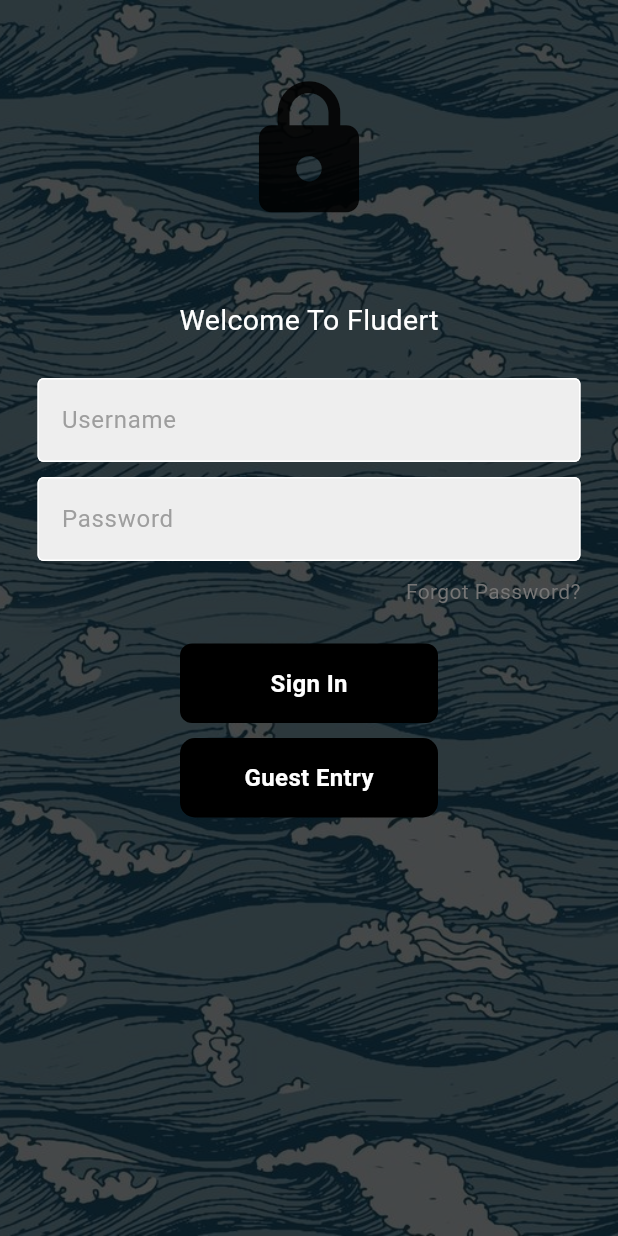
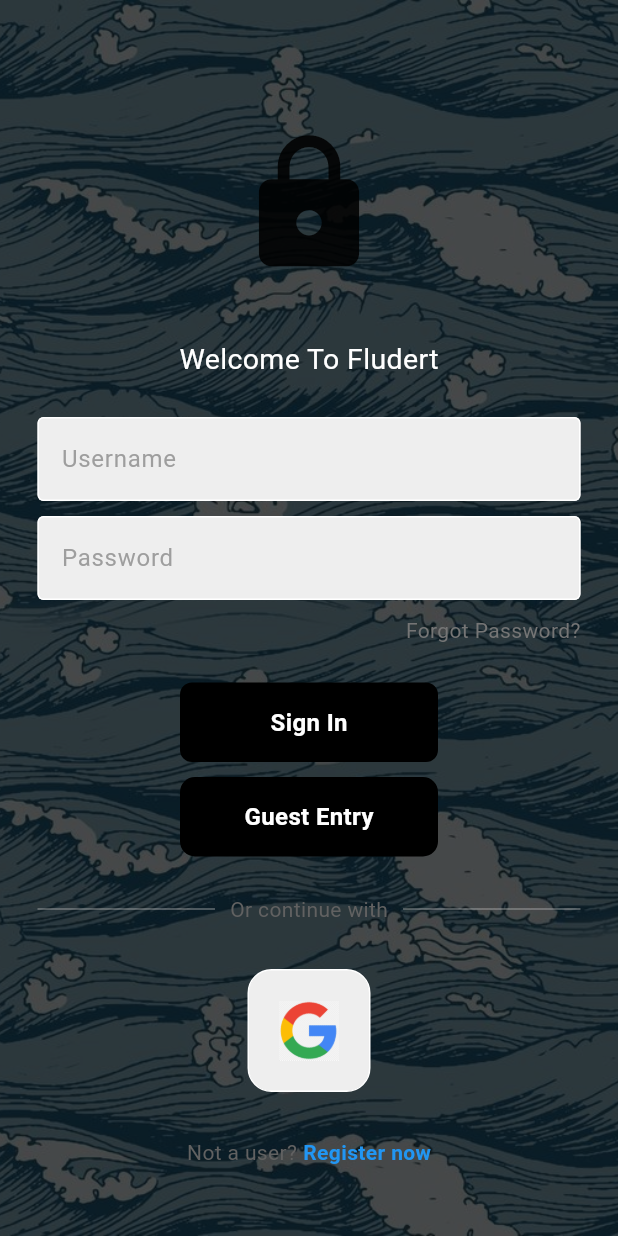
Before and after one commit to Dinath01/Fludert, a Flutter app: the screen it shows after launch, on a phone screen of 412 x 824 dp. Run offline on Flutter 3.47's test engine with Material 3 defaults, Android fonts, the phone set to English and light mode, and no system bars; Roboto replaces fonts that are missing (UnderTheWeather).

Commit message:
sign from google UI added
done some modifications to the existing UI. added sign in from google account and register user in UI

```diff
--- a/lib/assets/sign_button.dart
+++ b/lib/assets/sign_button.dart
@@ -10,13 +10,13 @@ class SignButton extends StatelessWidget {
     return GestureDetector(
       onTap: onTap,
       child: Container(
-        padding: EdgeInsets.all(15),
-        margin: EdgeInsets.symmetric(horizontal: 120),
+        padding: const EdgeInsets.all(15),
+        margin: const EdgeInsets.symmetric(horizontal: 120),
         decoration: BoxDecoration(
           color: Colors.black,
           borderRadius: BorderRadius.circular(8),
         ),
-        child: Center(
+        child: const Center(
           child: Text(
             "Sign In",
             style: TextStyle(
--- /dev/null
+++ b/lib/assets/square_tile.dart
@@ -0,0 +1,25 @@
+import 'package:flutter/material.dart';
+
+class SquareTile extends StatelessWidget {
+  final String imagePath;
+  const SquareTile({
+    super.key,
+    required this.imagePath,
+    });
+
+  @override
+  Widget build(BuildContext context) {
+    return Container(
+      padding: EdgeInsets.all(20),
+      decoration: BoxDecoration(
+        border: Border.all(color: Colors.white),
+        borderRadius: BorderRadius.circular(16),
+        color: Colors.grey[200],
+      ),
+      child: Image.asset(
+        imagePath,
+        height: 40,
+        ),
+    );
+  }
+}
--- a/lib/pages/login_page.dart
+++ b/lib/pages/login_page.dart
@@ -1,10 +1,13 @@
 import 'package:fludert/assets/auth_txtfields.dart';
 import 'package:fludert/assets/guest_log.dart';
 import 'package:fludert/assets/sign_button.dart';
+import 'package:fludert/assets/square_tile.dart';
 import 'package:flutter/material.dart';
 
 class LoginPage extends StatelessWidget {
   LoginPage ({super.key});
+
+  //text edditting controllers
 
   final usernameController = TextEditingController();
   final passwordController = TextEditingController();
@@ -27,17 +30,20 @@ class LoginPage extends StatelessWidget {
           child: SafeArea(
             child: Center(
               child: Column(
+                mainAxisAlignment: MainAxisAlignment.center,
                 children: [
-                  const SizedBox(height: 50),
+                  const SizedBox(height: 40),
 
-                  Icon(
+                  // logo
+                  const Icon(
                     Icons.lock,
                     size: 100,
                   ),
 
-                  const SizedBox(height: 50),
+                  const SizedBox(height: 40),
 
-                  Text(
+                  // welcome text
+                  const Text(
                     "Welcome To Fludert",
                     style: TextStyle(
                       color: Colors.white,
@@ -48,6 +54,8 @@ class LoginPage extends StatelessWidget {
 
                   const SizedBox(height: 25,),
 
+                  //user name text field
+
                   AuthTxtField(
                     controller: usernameController,
                     hintText: "Username",
@@ -56,6 +64,8 @@ class LoginPage extends StatelessWidget {
 
                   const SizedBox(height: 10),
 
+                  //password text field
+
                   AuthTxtField(
                     controller: passwordController,
                     hintText: "Password",
@@ -63,6 +73,8 @@ class LoginPage extends StatelessWidget {
                   ),
 
                   const SizedBox(height: 10,),
+
+                  //forgot password
 
                   Padding(
                     padding: const EdgeInsets.symmetric(horizontal: 25.0),
@@ -79,11 +91,72 @@ class LoginPage extends StatelessWidget {
 
                   const SizedBox(height: 25),
 
+                  //Signin button
+
                   SignButton(onTap: signInUser),
 
                   const SizedBox(height: 10,),
 
+                  //Guest login
+
                   GuestLogButton(onTap: signInUser),
+
+                  const SizedBox(height: 25,),
+
+                  //or continue with google
+
+                  Padding(
+                    padding: const EdgeInsets.symmetric(horizontal: 25.0),
+                    child: Row(
+                      children: [
+                        Expanded(
+                          child: Divider(
+                            thickness: 0.5,
+                            color: Colors.grey[400],
+                          ),
+                        ),
+                        Padding(
+                          padding: const EdgeInsets.symmetric(horizontal: 10.0),
+                          child: Text(
+                            'Or continue with',
+                            style: TextStyle(color: Colors.grey[700]),
+                          )
+                        ),
+                        Expanded(
+                          child: Divider(
+                            thickness: 0.5,
+                            color: Colors.grey[400],
+                          ),
+                        ),
+
+                      ],
+                    ),
+                  ),
+
+                  const SizedBox(height: 30,),
+
+                  //Google logo
+                  const SquareTile(imagePath: 'assets/google.png'),
+
+                  const SizedBox(height: 30,),
+
+                  //register now
+
+                  Row(
+                    mainAxisAlignment: MainAxisAlignment.center,
+                    children: [
+                    Text(
+                      'Not a user?',
+                      style: TextStyle(color: Colors.grey[700]),
+                    ),
+                    const SizedBox(width: 4,),
+                    const Text(
+                      'Register now',
+                      style: TextStyle(
+                        color: Colors.blue, fontWeight: FontWeight.bold),
+                      )
+                    ],
+                  )
 
 
               ],),
--- a/pubspec.yaml
+++ b/pubspec.yaml
@@ -61,6 +61,7 @@ flutter:
   # To add assets to your application, add an assets section, like this:
   assets:
      - assets/Wallpaper I.jpg
+     - assets/google.png
 
   # An image asset can refer to one or more resolution-specific "variants", see
   # https://flutter.dev/assets-and-images/#resolution-aware
```
Also changed, not shown: assets/google.png (added).
